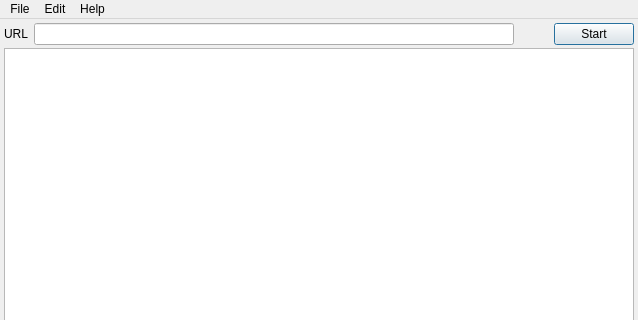
Old version of the form linkcheck/gui/ui/main.ui in the repository wummel/linkchecker; both pictures show x 0 to 638 and y 0 to 320 of the 638 by 533 pixel window.
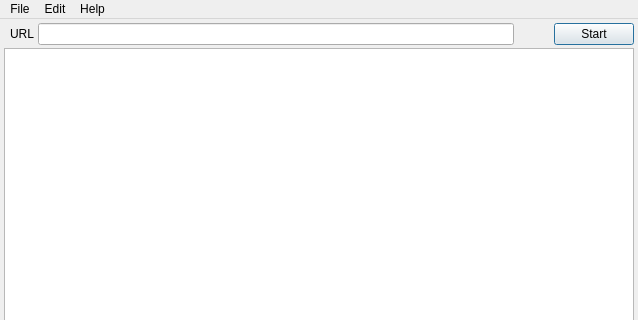
New version of the form. Icons and pictures are not drawn.

```diff
--- a/linkcheck/gui/ui/main.ui
+++ b/linkcheck/gui/ui/main.ui
@@ -37,7 +37,9 @@
     <property name="margin">
      <number>4</number>
     </property>
-    <item row="0" column="0">
+    <item row="0" column="1">
+     <layout class="QHBoxLayout" name="horizontalLayout_3">
+      <item>
      <widget class="QLabel" name="label">
       <property name="text">
        <string>URL</string>
@@ -47,8 +49,19 @@
       </property>
      </widget>
     </item>
-    <item row="0" column="1">
-     <layout class="QHBoxLayout" name="horizontalLayout_3">
+      <item>
+       <spacer name="horizontalSpacer_2">
+        <property name="orientation">
+         <enum>Qt::Horizontal</enum>
+        </property>
+        <property name="sizeHint" stdset="0">
+         <size>
+          <width>4</width>
+          <height>20</height>
+         </size>
+        </property>
+       </spacer>
+      </item>
       <item>
        <widget class="QLineEdit" name="urlinput">
         <property name="sizePolicy">
```
Lines whose indentation alone changed are shown as unchanged.
